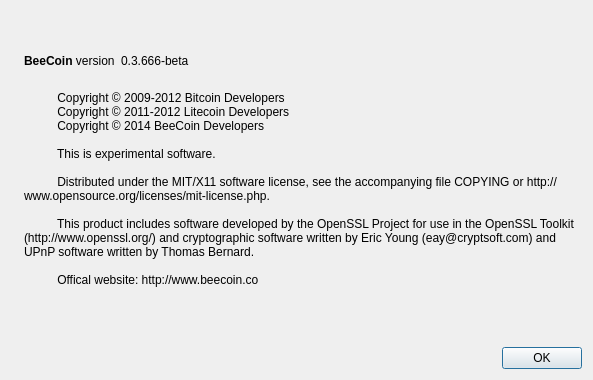
Above: src/qt/forms/aboutdialog.ui from beecoin/beecoin before the change. Below: the same form after it.
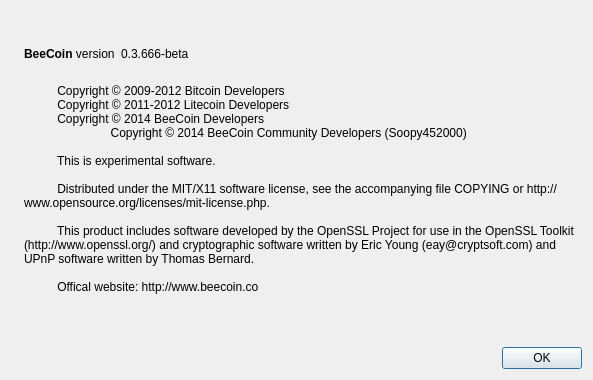
That is the form after the change. Icons and pictures are not drawn.

The edit to the form file:
```diff
--- a/src/qt/forms/aboutdialog.ui
+++ b/src/qt/forms/aboutdialog.ui
@@ -98,6 +98,7 @@
           Copyright © 2009-2012 Bitcoin Developers
           Copyright © 2011-2012 Litecoin Developers
           Copyright © 2014 BeeCoin Developers
+	  Copyright © 2014 BeeCoin Community Developers (Soopy452000)	
 
           This is experimental software.
 
```
